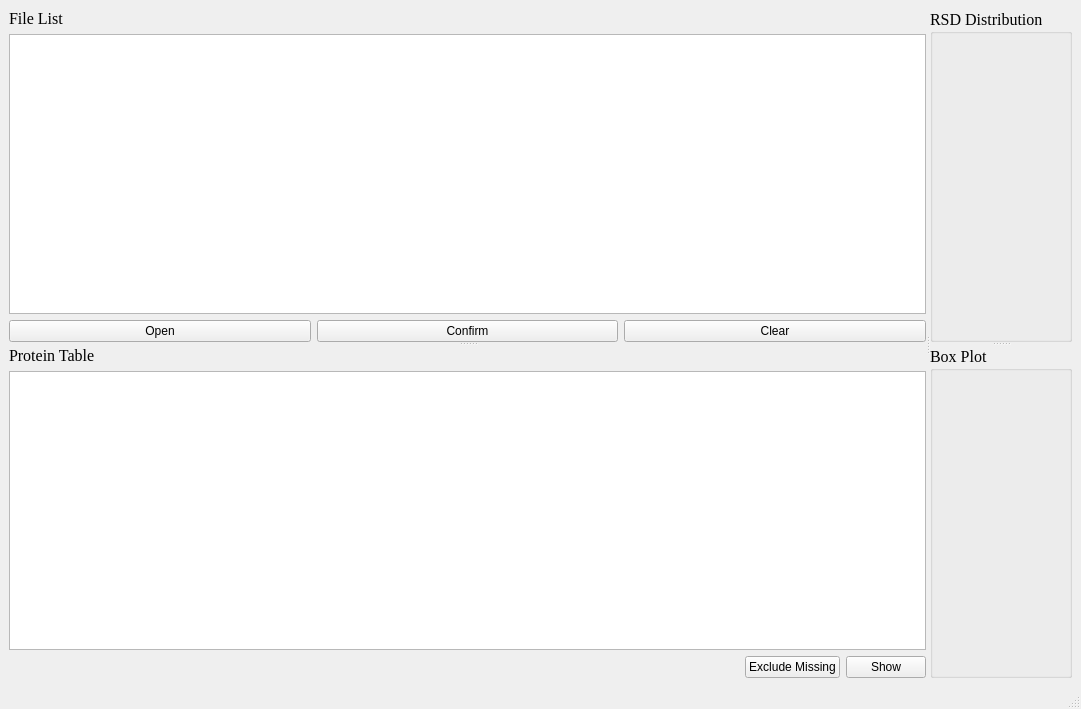
Before: the Qt Designer form AnalQC.ui in hcji/ProSAP, drawn with Qt 5.
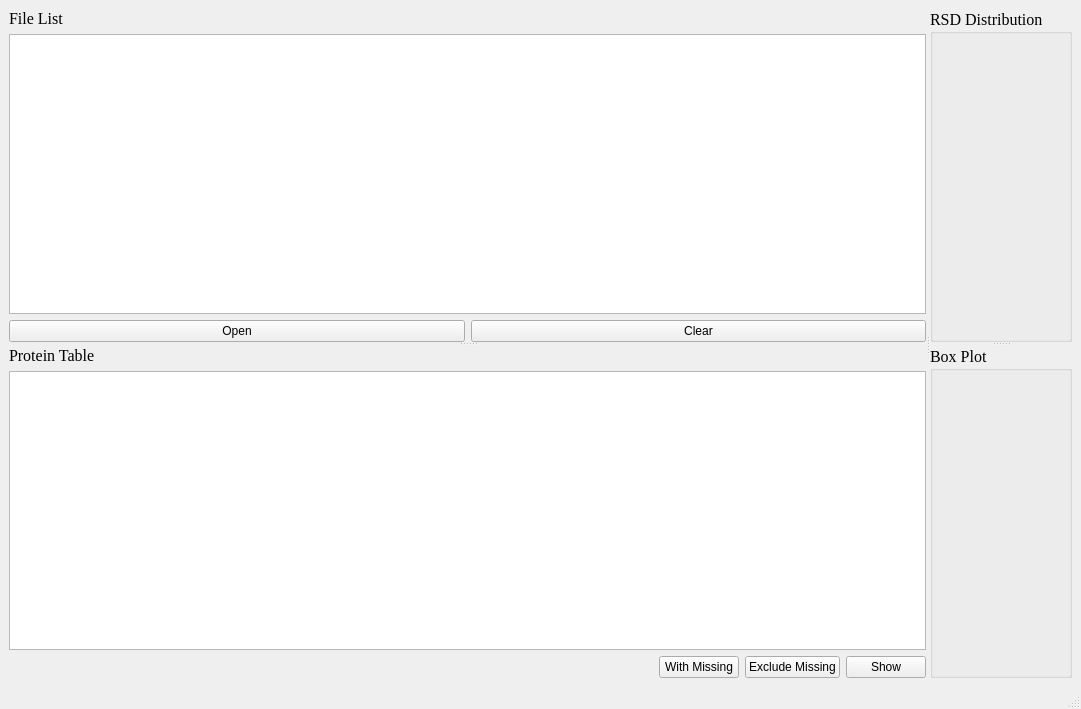
After: the same form once the commit is applied. Icons and pictures are not drawn.

Diff of the .ui file:
```diff
--- a/AnalQC.ui
+++ b/AnalQC.ui
@@ -30,7 +30,7 @@
        <property name="orientation">
         <enum>Qt::Vertical</enum>
        </property>
-       <widget class="QWidget" name="">
+       <widget class="QWidget" name="layoutWidget">
         <layout class="QVBoxLayout" name="verticalLayout">
          <item>
           <widget class="QLabel" name="labelFileList">
@@ -64,13 +64,6 @@
              </property>
             </widget>
            </item>
-           <item>
-            <widget class="QPushButton" name="ButtonConfirm">
-             <property name="text">
-              <string>Confirm</string>
-             </property>
-            </widget>
-           </item>
            <item>
             <widget class="QPushButton" name="ButtonClear">
              <property name="text">
@@ -82,7 +75,7 @@
          </item>
         </layout>
        </widget>
-       <widget class="QWidget" name="">
+       <widget class="QWidget" name="layoutWidget">
         <layout class="QVBoxLayout" name="verticalLayout_2">
          <item>
           <widget class="QLabel" name="labelFileList_2">
@@ -115,6 +108,13 @@
              </property>
             </spacer>
            </item>
+           <item>
+            <widget class="QPushButton" name="ButtonConfirm">
+             <property name="text">
+              <string>With Missing</string>
+             </property>
+            </widget>
+           </item>
            <item>
             <widget class="QPushButton" name="ButtonExclude">
              <property name="text">
```
